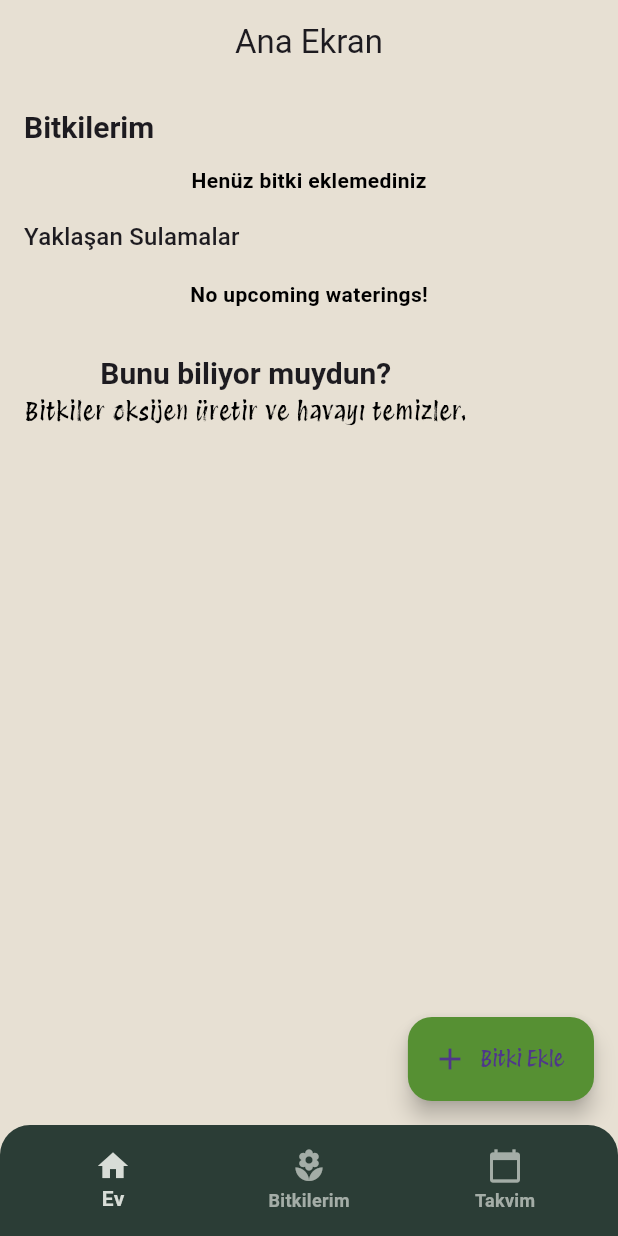
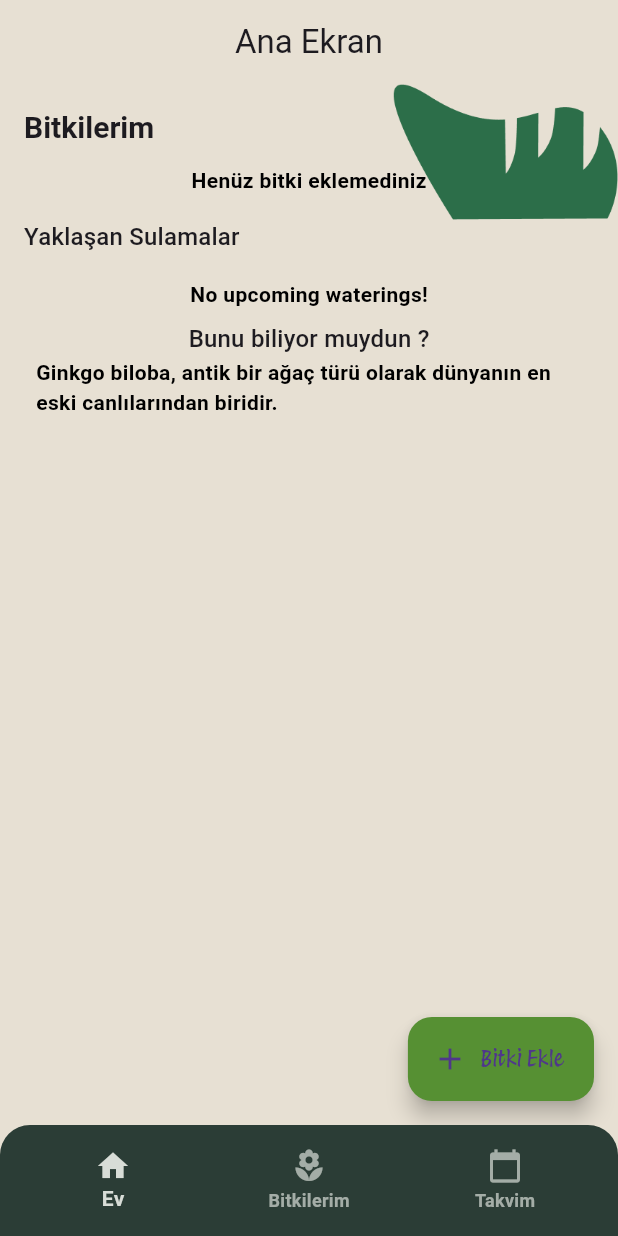
Before and after one commit to OsmanTurgut2335/planneT, a Flutter app: the screen it shows after launch, on a phone screen of 412 x 824 dp. Run offline on Flutter 3.47's test engine with Material 3 defaults, Android fonts, the phone set to English and light mode, and no system bars; our stand-ins replace bloc, equatable, flutter_bloc, go_router, hive, hive_flutter and 2 more; accounts and stored records are empty.

Commit message:
refactored details screen for improved modularity

```diff
--- /dev/null
+++ b/assets/data/facts.json
@@ -0,0 +1,22 @@
+[
+  "Bitkiler oksijen üretir ve havayı temizler.",
+  "Monstera Deliciosa yaprakları, güneş ışığını filtreleyerek doğal bir ışık oyununa neden olur.",
+  "Kaktüsler, kuraklık koşullarında hayatta kalabilmek için suyu depolar.",
+  "Orkideler, çiçek ömrü boyunca az miktarda su ile bile hayatta kalabilir.",
+  "Bambular, hızlı büyüme özellikleri sayesinde sürdürülebilir malzeme olarak kullanılır.",
+  "Çam ağaçları, doğal güzellikleriyle ve ekosistemlerine sağladıkları katkıyla bilinir.",
+  "Ginkgo biloba, antik bir ağaç türü olarak dünyanın en eski canlılarından biridir.",
+  "Lavanta, aromaterapi ve parfüm yapımında sıkça tercih edilen bir bitkidir.",
+  "Aloe vera, cilt bakımı ve iyileştirici özellikleriyle bilinir.",
+  "Sukulentler, az suya ihtiyaç duyan ve farklı şekilleriyle dekoratif bir görünüm sunar.",
+  "Bitkiler oksijen üretir ve havayı temizler. Bu nedenle, şehir merkezlerinde bile yeşil alanlar büyük önem taşır.",
+  "Monstera Deliciosa yaprakları, güneş ışığını filtreleyerek doğal bir ışık oyununa neden olur.",
+  "Kaktüsler, uzun süre susuz kalabilme özellikleriyle bilinir. Bu özellik, onları kurak iklimlerde ideal bir seçenek yapar.",
+  "Orkideler, çiçek ömrü boyunca az miktarda su ile bile hayatta kalabilir. Farklı renk ve desenleriyle ev dekorasyonunda popülerdir.",
+  "Bambular, hızlı büyüme özellikleri sayesinde sürdürülebilir malzeme olarak kullanılır. Aynı zamanda doğal bir estetik sunar.",
+  "Çam ağaçları, ekosistemlere sağladıkları faydalar ve doğal güzellikleriyle bilinir.",
+  "Ginkgo biloba, antik bir ağaç türü olarak dünyanın en eski canlılarından biridir.",
+  "Lavanta, aromaterapi ve parfüm yapımında sıkça tercih edilen bir bitkidir. Ayrıca sakinleştirici etkileriyle bilinir.",
+  "Aloe vera, cilt bakımı ve iyileştirici özellikleriyle öne çıkar. Güneş yanıklarına ve cilt tahrişlerine iyi geldiği söylenir.",
+  "Sukulentler, az suya ihtiyaç duyan ve farklı şekilleriyle modern iç mekan dekorasyonlarında popülerdir."
+]
--- a/lib/core/constants/paddings.dart
+++ b/lib/core/constants/paddings.dart
@@ -1,4 +1,5 @@
 class Paddings {
   static const textPadding = 8.0;
   static const homeScreenPadding = 16.0;
+    static const sizedBoxPadding = 16.0;
 }
--- /dev/null
+++ b/lib/core/provider/provider_factory.dart
@@ -0,0 +1,17 @@
+// core/providers/watering_provider.dart
+
+import 'package:allplant/core/cubit/watering/watering_cubit.dart';
+import 'package:allplant/core/repository/watering/water_repository.dart';
+import 'package:allplant/features/models/plant.dart';
+import 'package:flutter/material.dart';
+import 'package:flutter_bloc/flutter_bloc.dart';
+import 'package:hive/hive.dart';
+
+Widget buildWateringProvider({required Widget child}) {
+  return BlocProvider(
+    create: (context) => TodaysWateringsCubit(
+      repository: WateringRepository(plantBox: Hive.box<Plant>('plants')),
+    ),
+    child: child,
+  );
+}
--- /dev/null
+++ b/lib/core/widgets/image/leaf_image.dart
@@ -0,0 +1,19 @@
+import 'package:flutter/material.dart';
+
+enum LeafPosition { topRight, bottomRight }
+
+class LeafImage extends StatelessWidget {
+  final LeafPosition position;
+
+  const LeafImage({super.key, required this.position});
+
+  @override
+  Widget build(BuildContext context) {
+    switch (position) {
+      case LeafPosition.topRight:
+        return Positioned(top: 0, right: 0, child: Image.asset('assets/images/leaf.png', width: 150));
+      case LeafPosition.bottomRight:
+        return Positioned(bottom: 0, right: 0, child: Image.asset('assets/images/leaf_downwards.png', width: 150));
+    }
+  }
+}
--- a/lib/features/widgets/list/myplants_listview.dart
+++ b/lib/features/widgets/list/myplants_listview.dart
@@ -14,7 +14,7 @@ class PlantGuideSection extends StatelessWidget {
         Text("Bitkilerim", style: Theme.of(context).textTheme.headlineMedium),
 
         const SizedBox(height: 12),
-        // Instead of dummyPlants, use Hive's listenable to fetch live data
+
         ValueListenableBuilder(
           valueListenable: Hive.box<Plant>('plants').listenable(),
           builder: (context, Box<Plant> box, _) {
--- a/lib/features/widgets/list/upcoming_water_list.dart
+++ b/lib/features/widgets/list/upcoming_water_list.dart
@@ -1,10 +1,9 @@
 import 'package:allplant/core/cubit/watering/watering_cubit.dart';
-import 'package:allplant/core/repository/watering/water_repository.dart';
-import 'package:allplant/features/models/plant.dart';
+import 'package:allplant/core/provider/provider_factory.dart';
+
 import 'package:flutter/material.dart';
 import 'package:flutter_bloc/flutter_bloc.dart';
 import 'package:allplant/core/cubit/watering/watering_state.dart';
-import 'package:hive/hive.dart';
 
 
 class UpcomingWateringsList extends StatelessWidget {
@@ -12,19 +11,13 @@ class UpcomingWateringsList extends StatelessWidget {
 
   @override
   Widget build(BuildContext context) {
-    return BlocProvider(
-      // Provide the cubit and immediately load the upcoming waterings.
-       create: (_) => TodaysWateringsCubit(
-      repository: WateringRepository(plantBox: Hive.box<Plant>('plants'))
-    ),
+    return buildWateringProvider(
       child: BlocBuilder<TodaysWateringsCubit, WateringState>(
         builder: (context, state) {
           if (state is TodaysWateringsLoading) {
             return const Center(child: CircularProgressIndicator());
           } else if (state is TodaysWateringsError) {
-            return Center(
-              child: Text(state.message, style: const TextStyle(color: Colors.red)),
-            );
+            return Center(child: Text(state.message, style: const TextStyle(color: Colors.red)));
           } else if (state is TodaysWateringsEmpty) {
             return const Center(child: Text("No upcoming waterings!"));
           } else if (state is TodaysWateringsLoaded) {
@@ -38,9 +31,7 @@ class UpcomingWateringsList extends StatelessWidget {
                 itemBuilder: (context, index) {
                   final event = events[index];
                   return Card(
-                    shape: RoundedRectangleBorder(
-                      borderRadius: BorderRadius.circular(12),
-                    ),
+                    shape: RoundedRectangleBorder(borderRadius: BorderRadius.circular(12)),
                     child: ListTile(
                       leading: const Icon(Icons.alarm, color: Colors.green, size: 30),
                       title: Text(event.plant.name),
@@ -64,7 +55,6 @@ class UpcomingWateringsList extends StatelessWidget {
     );
   }
 
-
   String _buildSubtitle(DateTime wateringDate) {
     final daysLeft = _daysUntil(wateringDate);
     if (daysLeft <= 0) {
@@ -76,15 +66,10 @@ class UpcomingWateringsList extends StatelessWidget {
     }
   }
 
-
   int _daysUntil(DateTime wateringDate) {
     final now = DateTime.now();
     final normalizedNow = DateTime(now.year, now.month, now.day);
-    final normalizedWateringDate = DateTime(
-      wateringDate.year,
-      wateringDate.month,
-      wateringDate.day,
-    );
+    final normalizedWateringDate = DateTime(wateringDate.year, wateringDate.month, wateringDate.day);
     return normalizedWateringDate.difference(normalizedNow).inDays;
   }
 }
--- a/lib/features/widgets/plant_type_dropdown.dart
+++ b/lib/features/widgets/plant_type_dropdown.dart
@@ -26,7 +26,7 @@ class _PlantTypeDropdownState extends State<PlantTypeDropdown> {
   }
 
   Future<void> _loadData() async {
-    final String jsonString = await rootBundle.loadString('assets/plant_types.json');
+    final String jsonString = await rootBundle.loadString('assets/data/plant_types.json');
     final Map<String, dynamic> data = json.decode(jsonString);
 
     final dayanikli = (data['sukulentKaktus'] as List).cast<String>();
--- a/lib/features/widgets/text/random_info_text.dart
+++ b/lib/features/widgets/text/random_info_text.dart
@@ -1,20 +1,49 @@
+import 'dart:convert';
+import 'dart:math';
+
 import 'package:flutter/material.dart';
 
+import 'package:flutter/services.dart';
+
 class DidYouKnowSection extends StatelessWidget {
-  final String info;
+  const DidYouKnowSection({super.key});
 
-  const DidYouKnowSection({super.key, required this.info});
+  Future<String> fetchRandomFact() async {
+    // JSON dosyasını assets'ten yükle
+    final String jsonString = await rootBundle.loadString('assets/data/facts.json');
+    final List<dynamic> jsonData = json.decode(jsonString);
+
+    // JSON içerisindeki verileri String listesine çevir
+    final List<String> facts = jsonData.cast<String>();
+
+    // Rastgele bir gerçek seçmek için karıştır
+    facts.shuffle(Random());
+    return facts.first;
+  }
 
   @override
   Widget build(BuildContext context) {
-    return Padding(
-      padding: const EdgeInsets.symmetric(vertical: 30),
-      child: Column(
-        children: [
-          Text("Bunu biliyor muydun?", style: Theme.of(context).textTheme.headlineMedium),
-          Text(info, style: Theme.of(context).textTheme.bodyLarge),
-        ],
-      ),
+    return FutureBuilder<String>(
+      future: fetchRandomFact(),
+      builder: (context, snapshot) {
+        if (snapshot.connectionState == ConnectionState.waiting) {
+          return const Center(child: CircularProgressIndicator());
+        } else if (snapshot.hasError) {
+          return Center(child: Text("Hata oluştu: ${snapshot.error}", style: const TextStyle(color: Colors.red)));
+        } else if (!snapshot.hasData || snapshot.data!.isEmpty) {
+          return const Center(child: Text("Bilgi bulunamadı."));
+        } else {
+          return Padding(
+            padding: const EdgeInsets.all(8.0),
+            child: Column(
+              children: [
+                Text("Bunu biliyor muydun ?", style: Theme.of(context).textTheme.titleMedium),
+                Text(snapshot.data!, style: Theme.of(context).textTheme.bodyMedium),
+              ],
+            ),
+          );
+        }
+      },
     );
   }
 }
--- a/lib/pages/home_screen.dart
+++ b/lib/pages/home_screen.dart
@@ -1,8 +1,7 @@
-import 'dart:math';
-
 import 'package:allplant/core/constants/paddings.dart';
 import 'package:allplant/core/widgets/button/add_plant_button.dart';
-import 'package:allplant/features/widgets/image/leaf_image.dart';
+import 'package:allplant/core/widgets/image/leaf_image.dart';
+
 import 'package:allplant/features/widgets/list/myplants_listview.dart';
 import 'package:allplant/features/widgets/text/random_info_text.dart';
 
@@ -17,21 +16,9 @@ class HomeScreen extends StatefulWidget {
 }
 
 class _HomeScreenState extends State<HomeScreen> {
-  //DUMMY DATA
-  final randomFacts = [
-    "Bitkiler oksijen üretir ve havayı temizler.",
-    "Monstera Deliciosa'nın dev yaprakları doğal deliklere sahiptir.",
-    "Kaktüsler su depolayarak kuraklığa dayanır.",
-    "Orkide çiçekleri çok uzun süre canlı kalabilir.",
-  ];
-
-  late String selectedFact;
-
   @override
   void initState() {
     super.initState();
-    final random = Random();
-    selectedFact = randomFacts[random.nextInt(randomFacts.length)];
   }
 
   @override
@@ -40,7 +27,7 @@ class _HomeScreenState extends State<HomeScreen> {
       appBar: AppBar(title: Text("Ana Ekran")),
       body: Stack(
         children: [
-          //  const LeafImage(position: LeafPosition.topLeft),
+          const LeafImage(position: LeafPosition.topRight),
           //  const LeafImage(position: LeafPosition.bottomRight),
           Positioned.fill(
             child: Column(
@@ -65,7 +52,7 @@ class _HomeScreenState extends State<HomeScreen> {
 
                           const UpcomingWateringsList(),
 
-                          DidYouKnowSection(info: selectedFact),
+                          DidYouKnowSection(),
                         ],
                       ),
                     ),
--- a/pubspec.yaml
+++ b/pubspec.yaml
@@ -68,7 +68,7 @@ flutter:
 
   assets:
       - assets/images/
-      - assets/plant_types.json
+      - assets/data/
   #   - images/a_dot_ham.jpeg
 
 
```
Also changed, not shown: lib/core/widgets/column/plant_details.dart (added, +28 -0 lines), lib/core/widgets/positioned/common_positioned.dart (added, +25 -0 lines), lib/features/widgets/calendar/plant_care_schedule.dart (added, +101 -0 lines), lib/features/widgets/image/leaf_image.dart (deleted, +0 -33 lines), lib/pages/plant_detail_screen.dart (+64 -107 lines), assets/data/plant_types.json (renamed from assets/plant_types.json).
